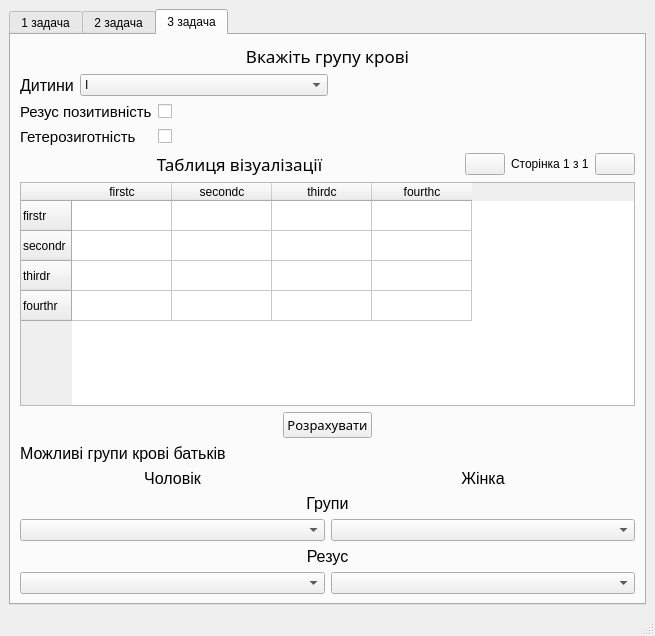
First picture: the form in designAdvanced.ui, repository Hanler/Project-bio-beta, before the edit.
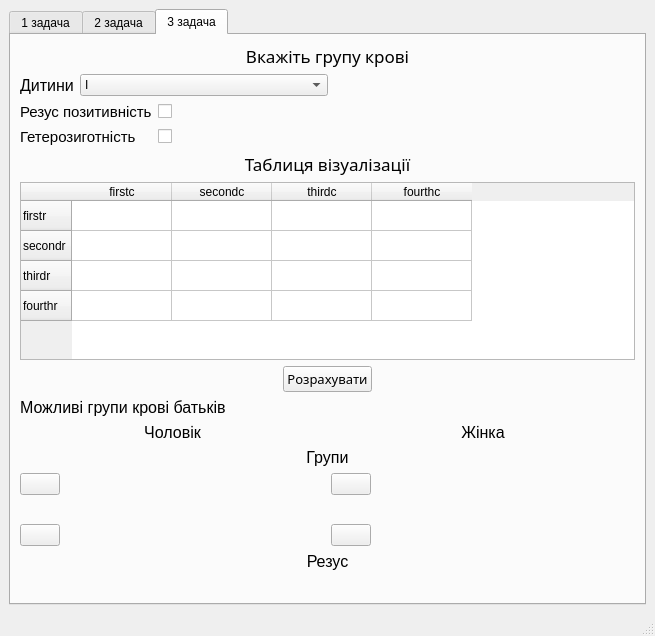
Second picture: the form after the edit.

Commit message: Tab3 advanced

The edit to the form file:
```diff
--- a/designAdvanced.ui
+++ b/designAdvanced.ui
@@ -1131,89 +1131,20 @@
          </layout>
         </item>
         <item>
-         <layout class="QHBoxLayout" name="horizontalLayout_6">
-          <item>
-           <spacer name="horizontalSpacer_11">
-            <property name="orientation">
-             <enum>Qt::Horizontal</enum>
-            </property>
-            <property name="sizeHint" stdset="0">
-             <size>
-              <width>40</width>
-              <height>20</height>
-             </size>
-            </property>
-           </spacer>
-          </item>
-          <item>
-           <widget class="QLabel" name="label_44">
-            <property name="font">
-             <font>
-              <family>MV Boli</family>
-              <pointsize>13</pointsize>
-             </font>
-            </property>
-            <property name="text">
-             <string>Таблиця візуалізації</string>
-            </property>
-            <property name="alignment">
-             <set>Qt::AlignCenter</set>
-            </property>
-           </widget>
-          </item>
-          <item>
-           <spacer name="horizontalSpacer_12">
-            <property name="orientation">
-             <enum>Qt::Horizontal</enum>
-            </property>
-            <property name="sizeHint" stdset="0">
-             <size>
-              <width>40</width>
-              <height>20</height>
-             </size>
-            </property>
-           </spacer>
-          </item>
-          <item>
-           <layout class="QGridLayout" name="gridLayout_4">
-            <item row="1" column="0">
-             <widget class="QPushButton" name="pushButton_6">
-              <property name="cursor">
-               <cursorShape>PointingHandCursor</cursorShape>
-              </property>
-              <property name="text">
-               <string/>
-              </property>
-              <property name="shortcut">
-               <string/>
-              </property>
-             </widget>
-            </item>
-            <item row="1" column="1" colspan="2">
-             <widget class="QLabel" name="label_45">
-              <property name="font">
-               <font>
-                <pointsize>9</pointsize>
-               </font>
-              </property>
-              <property name="text">
-               <string>Сторінка 1 з 1</string>
-              </property>
-             </widget>
-            </item>
-            <item row="1" column="3">
-             <widget class="QPushButton" name="pushButton_7">
-              <property name="cursor">
-               <cursorShape>PointingHandCursor</cursorShape>
-              </property>
-              <property name="text">
-               <string/>
-              </property>
-             </widget>
-            </item>
-           </layout>
-          </item>
-         </layout>
+         <widget class="QLabel" name="label_44">
+          <property name="font">
+           <font>
+            <family>MV Boli</family>
+            <pointsize>13</pointsize>
+           </font>
+          </property>
+          <property name="text">
+           <string>Таблиця візуалізації</string>
+          </property>
+          <property name="alignment">
+           <set>Qt::AlignCenter</set>
+          </property>
+         </widget>
         </item>
         <item>
          <widget class="QTableWidget" name="tableWidget_4">
@@ -1342,10 +1273,33 @@
         </item>
         <item>
          <layout class="QGridLayout" name="gridLayout_5">
+          <item row="4" column="2">
+           <widget class="QPushButton" name="pushButton_11">
+            <property name="sizePolicy">
+             <sizepolicy hsizetype="Maximum" vsizetype="Fixed">
+              <horstretch>0</horstretch>
+              <verstretch>0</verstretch>
+             </sizepolicy>
+            </property>
+            <property name="text">
+             <string/>
+            </property>
+           </widget>
+          </item>
           <item row="2" column="0">
-           <widget class="QComboBox" name="comboBox_6"/>
+           <widget class="QPushButton" name="pushButton_8">
+            <property name="sizePolicy">
+             <sizepolicy hsizetype="Maximum" vsizetype="Fixed">
+              <horstretch>0</horstretch>
+              <verstretch>0</verstretch>
+             </sizepolicy>
+            </property>
+            <property name="text">
+             <string/>
+            </property>
+           </widget>
           </item>
-          <item row="0" column="0">
+          <item row="0" column="0" colspan="2">
            <widget class="QLabel" name="label_46">
             <property name="font">
              <font>
@@ -1360,25 +1314,7 @@
             </property>
            </widget>
           </item>
-          <item row="0" column="1">
-           <widget class="QLabel" name="label_47">
-            <property name="font">
-             <font>
-              <pointsize>12</pointsize>
-             </font>
-            </property>
-            <property name="text">
-             <string>Жінка</string>
-            </property>
-            <property name="alignment">
-             <set>Qt::AlignCenter</set>
-            </property>
-           </widget>
-          </item>
-          <item row="2" column="1">
-           <widget class="QComboBox" name="comboBox_7"/>
-          </item>
-          <item row="1" column="0" colspan="2">
+          <item row="1" column="0" colspan="4">
            <layout class="QHBoxLayout" name="horizontalLayout_7">
             <item>
              <widget class="QLabel" name="label_48">
@@ -1397,7 +1333,120 @@
             </item>
            </layout>
           </item>
-          <item row="3" column="0" colspan="2">
+          <item row="4" column="0">
+           <widget class="QPushButton" name="pushButton_9">
+            <property name="sizePolicy">
+             <sizepolicy hsizetype="Maximum" vsizetype="Fixed">
+              <horstretch>0</horstretch>
+              <verstretch>0</verstretch>
+             </sizepolicy>
+            </property>
+            <property name="text">
+             <string/>
+            </property>
+           </widget>
+          </item>
+          <item row="2" column="2">
+           <widget class="QPushButton" name="pushButton_10">
+            <property name="sizePolicy">
+             <sizepolicy hsizetype="Maximum" vsizetype="Fixed">
+              <horstretch>0</horstretch>
+              <verstretch>0</verstretch>
+             </sizepolicy>
+            </property>
+            <property name="text">
+             <string/>
+            </property>
+           </widget>
+          </item>
+          <item row="4" column="3">
+           <widget class="QLabel" name="label_55">
+            <property name="font">
+             <font>
+              <pointsize>11</pointsize>
+             </font>
+            </property>
+            <property name="text">
+             <string/>
+            </property>
+           </widget>
+          </item>
+          <item row="3" column="3">
+           <widget class="QLabel" name="label_54">
+            <property name="font">
+             <font>
+              <pointsize>11</pointsize>
+             </font>
+            </property>
+            <property name="text">
+             <string/>
+            </property>
+           </widget>
+          </item>
+          <item row="2" column="3">
+           <widget class="QLabel" name="label_53">
+            <property name="font">
+             <font>
+              <pointsize>11</pointsize>
+             </font>
+            </property>
+            <property name="text">
+             <string/>
+            </property>
+           </widget>
+          </item>
+          <item row="4" column="1">
+           <widget class="QLabel" name="label_52">
+            <property name="font">
+             <font>
+              <pointsize>11</pointsize>
+             </font>
+            </property>
+            <property name="text">
+             <string/>
+            </property>
+           </widget>
+          </item>
+          <item row="3" column="1">
+           <widget class="QLabel" name="label_51">
+            <property name="font">
+             <font>
+              <pointsize>11</pointsize>
+             </font>
+            </property>
+            <property name="text">
+             <string/>
+            </property>
+           </widget>
+          </item>
+          <item row="2" column="1">
+           <widget class="QLabel" name="label_50">
+            <property name="font">
+             <font>
+              <pointsize>11</pointsize>
+             </font>
+            </property>
+            <property name="text">
+             <string/>
+            </property>
+           </widget>
+          </item>
+          <item row="0" column="2" colspan="2">
+           <widget class="QLabel" name="label_47">
+            <property name="font">
+             <font>
+              <pointsize>12</pointsize>
+             </font>
+            </property>
+            <property name="text">
+             <string>Жінка</string>
+            </property>
+            <property name="alignment">
+             <set>Qt::AlignCenter</set>
+            </property>
+           </widget>
+          </item>
+          <item row="5" column="0" colspan="4">
            <layout class="QHBoxLayout" name="horizontalLayout_8">
             <item>
              <widget class="QLabel" name="label_49">
@@ -1416,11 +1465,17 @@
             </item>
            </layout>
           </item>
-          <item row="4" column="0">
-           <widget class="QComboBox" name="comboBox_8"/>
-          </item>
-          <item row="4" column="1">
-           <widget class="QComboBox" name="comboBox_9"/>
+          <item row="6" column="0" colspan="4">
+           <widget class="QLabel" name="label_56">
+            <property name="font">
+             <font>
+              <pointsize>11</pointsize>
+             </font>
+            </property>
+            <property name="text">
+             <string/>
+            </property>
+           </widget>
           </item>
          </layout>
         </item>
```
The commit also changes 4 other files.
